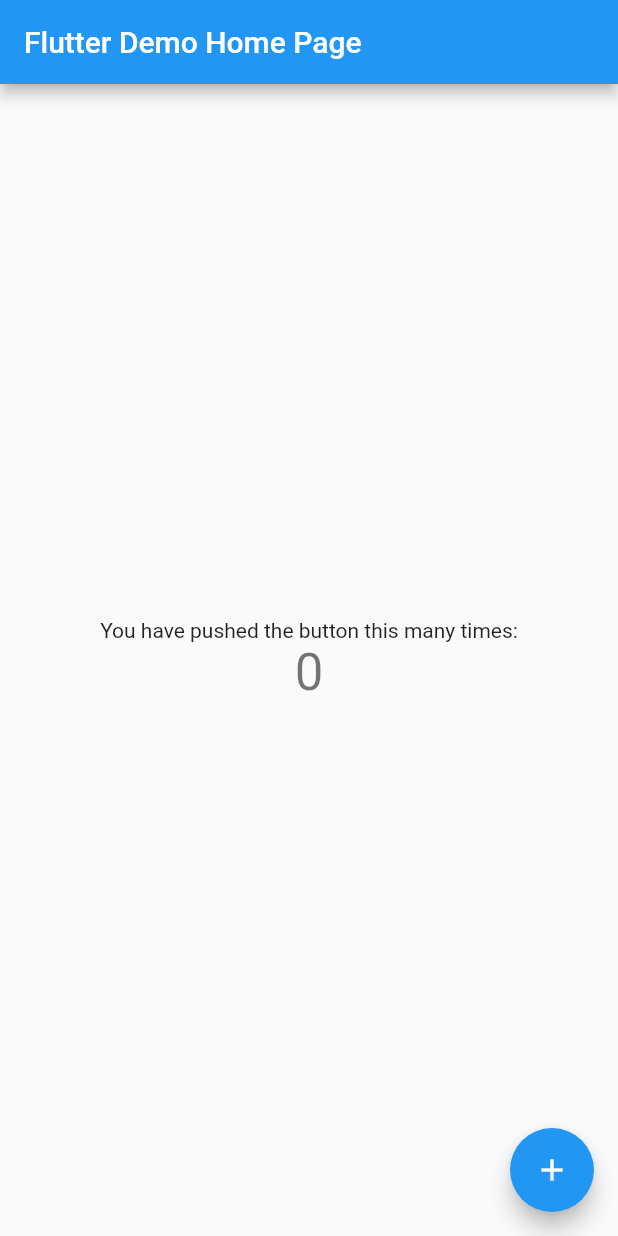
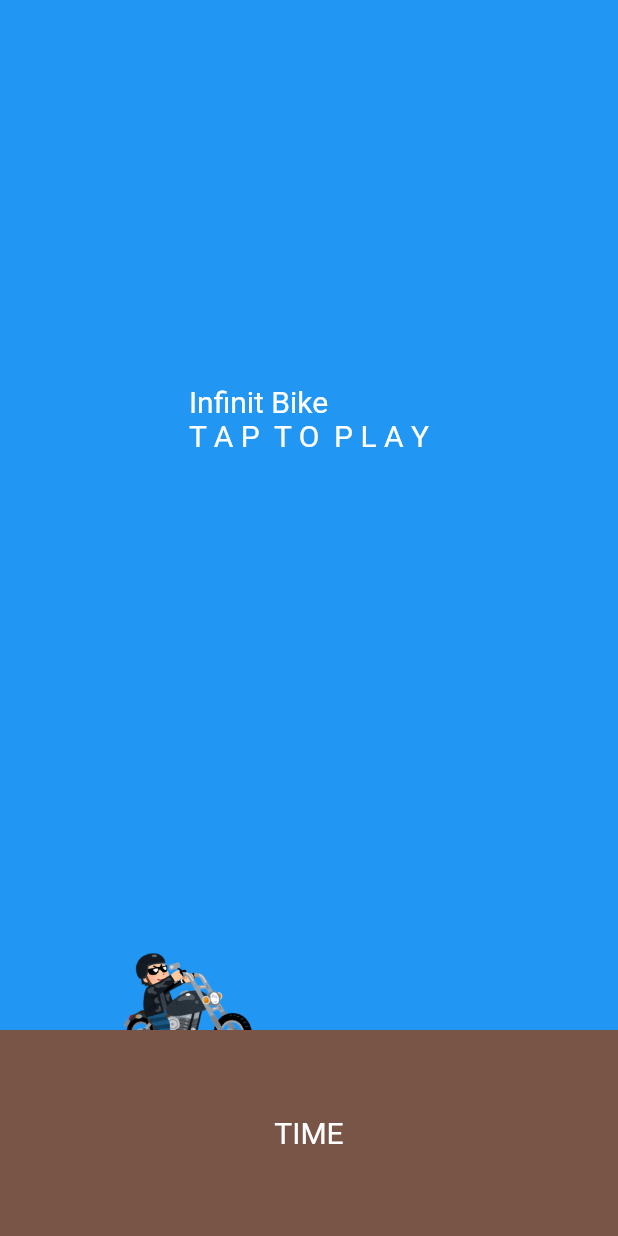
Before and after one commit to yuto90/runs_infinitely_bike, a Flutter app: the screen it shows after launch, on a phone screen of 412 x 824 dp. Run offline on Flutter 3.47's test engine with Material 2 defaults, Android fonts, the light colour scheme and no system bars.

Commit message:
バイクの振動処理

```diff
--- /dev/null
+++ b/runs_infinitely_bike/lib/bike.dart
@@ -0,0 +1,12 @@
+import 'package:flutter/material.dart';
+
+class MyBike extends StatelessWidget {
+  @override
+  Widget build(BuildContext context) {
+    return Container(
+      height: 90,
+      width: 90,
+      child: Image.asset('lib/images/bike.png'),
+    );
+  }
+}
--- a/runs_infinitely_bike/lib/main.dart
+++ b/runs_infinitely_bike/lib/main.dart
@@ -1,4 +1,5 @@
 import 'package:flutter/material.dart';
+import 'mainpage.dart';
 
 void main() {
   runApp(MyApp());
@@ -8,57 +9,8 @@
   @override
   Widget build(BuildContext context) {
     return MaterialApp(
-      title: 'Flutter Demo',
-      theme: ThemeData(
-        primarySwatch: Colors.blue,
-      ),
-      home: MyHomePage(title: 'Flutter Demo Home Page'),
+      debugShowCheckedModeBanner: false,
+      home: MainPage(),
     );
   }
 }
-
-class MyHomePage extends StatefulWidget {
-  MyHomePage({Key? key, required this.title}) : super(key: key);
-  final String title;
-
-  @override
-  _MyHomePageState createState() => _MyHomePageState();
-}
-
-class _MyHomePageState extends State<MyHomePage> {
-  int _counter = 0;
-
-  void _incrementCounter() {
-    setState(() {
-      _counter++;
-    });
-  }
-
-  @override
-  Widget build(BuildContext context) {
-    return Scaffold(
-      appBar: AppBar(
-        title: Text(widget.title),
-      ),
-      body: Center(
-        child: Column(
-          mainAxisAlignment: MainAxisAlignment.center,
-          children: <Widget>[
-            Text(
-              'You have pushed the button this many times:',
-            ),
-            Text(
-              '$_counter',
-              style: Theme.of(context).textTheme.headline4,
-            ),
-          ],
-        ),
-      ),
-      floatingActionButton: FloatingActionButton(
-        onPressed: _incrementCounter,
-        tooltip: 'Increment',
-        child: Icon(Icons.add),
-      ),
-    );
-  }
-}
--- /dev/null
+++ b/runs_infinitely_bike/lib/mainpage.dart
@@ -0,0 +1,108 @@
+import 'package:flutter/material.dart';
+import 'dart:async';
+import 'bike.dart';
+
+import 'cloud.dart';
+import 'building.dart';
+
+class MainPage extends StatefulWidget {
+  @override
+  _MainPage createState() => _MainPage();
+}
+
+class _MainPage extends State<MainPage> {
+  static double bikeYaxis = 1.1;
+  double time = 0;
+  double initialHeight = bikeYaxis;
+  bool gameHasStarted = false;
+
+  // 背景
+  double back = 1;
+
+  bool sindou = true;
+
+  void move() {
+    setState(() {
+      //time = 0;
+      //initialHeight = bikeYaxis;
+    });
+  }
+
+  void startGame() {
+    gameHasStarted = true;
+    Timer.periodic(Duration(milliseconds: 60), (timer) {
+      if (sindou) {
+        setState(() {
+          bikeYaxis = initialHeight + 0.005;
+        });
+      } else {
+        setState(() {
+          bikeYaxis = initialHeight - 0.005;
+        });
+      }
+      sindou = !sindou;
+    });
+  }
+
+  @override
+  Widget build(BuildContext context) {
+    return GestureDetector(
+      onTap: () {
+        if (gameHasStarted) {
+          move();
+        } else {
+          startGame();
+        }
+      },
+      child: Scaffold(
+        body: Column(
+          children: [
+            Expanded(
+              flex: 5,
+              child: Stack(
+                children: [
+                  AnimatedContainer(
+                    // バイクの初期位置
+                    alignment: Alignment(-0.5, bikeYaxis),
+                    duration: Duration(milliseconds: 0),
+                    color: Colors.blue,
+                    child: MyBike(),
+                  ),
+                  Container(
+                    alignment: Alignment(0, -0.2),
+                    child: gameHasStarted
+                        ? Text('')
+                        : Text(
+                            'Infinit Bike \nT A P  T O  P L A Y',
+                            style: TextStyle(fontSize: 20, color: Colors.white),
+                          ),
+                  ),
+                ],
+              ),
+            ),
+            Expanded(
+              flex: 1,
+              child: Container(
+                color: Colors.brown,
+                child: Row(
+                  mainAxisAlignment: MainAxisAlignment.spaceEvenly,
+                  children: [
+                    Column(
+                      mainAxisAlignment: MainAxisAlignment.center,
+                      children: [
+                        Text(
+                          'TIME',
+                          style: TextStyle(color: Colors.white, fontSize: 20),
+                        ),
+                      ],
+                    ),
+                  ],
+                ),
+              ),
+            )
+          ],
+        ),
+      ),
+    );
+  }
+}
```
Also changed, not shown: runs_infinitely_bike/lib/building.dart (added, +92 -0 lines), runs_infinitely_bike/lib/cloud.dart (added, +19 -0 lines), runs_infinitely_bike/pubspec.yaml (+3 -4 lines), runs_infinitely_bike/lib/images/bike.png (added).
